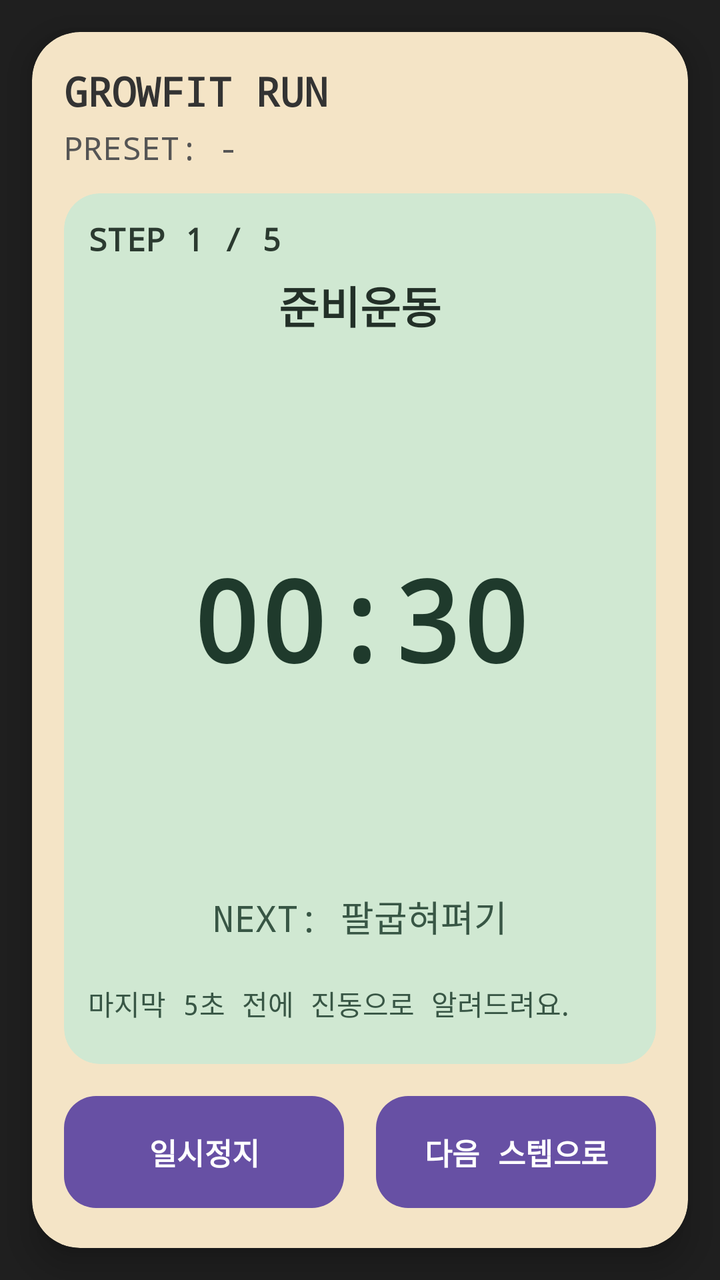
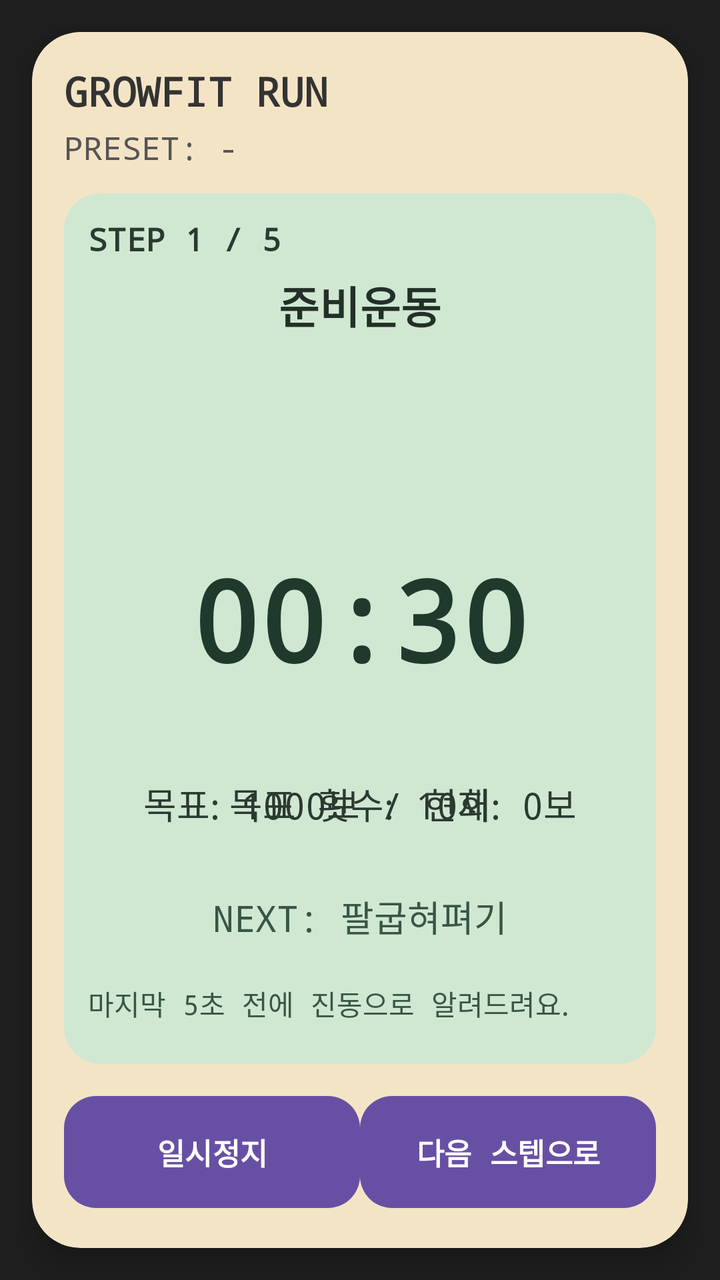

The first picture is an Android layout as it rendered before a commit; the second is the same layout after the commit. The layout source and the unified diff follow.
<!-- AndroidManifest.xml: application theme Theme.GrowFit -->
<!-- res/layout/fragment_run.xml -->
<?xml version="1.0" encoding="utf-8"?>
<androidx.constraintlayout.widget.ConstraintLayout
    xmlns:android="http://schemas.android.com/apk/res/android"
    xmlns:app="http://schemas.android.com/apk/res-auto"
    android:layout_width="match_parent"
    android:layout_height="match_parent"
    android:background="#1F1F1F">

    
    <ProgressBar
        android:id="@+id/progressLoading"
        style="@android:style/Widget.DeviceDefault.Light.ProgressBar.Large"
        android:layout_width="48dp"
        android:layout_height="48dp"
        android:visibility="gone"
        app:layout_constraintTop_toTopOf="parent"
        app:layout_constraintBottom_toBottomOf="parent"
        app:layout_constraintStart_toStartOf="parent"
        app:layout_constraintEnd_toEndOf="parent" />

    
    <androidx.cardview.widget.CardView
        android:id="@+id/deviceFrame"
        android:layout_width="0dp"
        android:layout_height="0dp"
        android:layout_margin="16dp"
        android:backgroundTint="#F4E4C6"
        app:cardCornerRadius="24dp"
        app:cardElevation="10dp"
        app:layout_constraintTop_toTopOf="parent"
        app:layout_constraintBottom_toBottomOf="parent"
        app:layout_constraintStart_toStartOf="parent"
        app:layout_constraintEnd_toEndOf="parent">

        <androidx.constraintlayout.widget.ConstraintLayout
            android:id="@+id/groupContent"
            android:layout_width="match_parent"
            android:layout_height="match_parent"
            android:padding="16dp">

            
            <TextView
                android:id="@+id/txtLogo"
                android:layout_width="wrap_content"
                android:layout_height="wrap_content"
                android:text="GROWFIT RUN"
                android:textSize="20sp"
                android:textStyle="bold"
                android:fontFamily="monospace"
                android:textColor="#333333"
                app:layout_constraintTop_toTopOf="parent"
                app:layout_constraintStart_toStartOf="parent" />

            
            <TextView
                android:id="@+id/textPresetName"
                android:layout_width="0dp"
                android:layout_height="wrap_content"
                android:layout_marginTop="4dp"
                android:text="PRESET: -"
                android:textSize="16sp"
                android:fontFamily="monospace"
                android:textColor="#555555"
                app:layout_constraintTop_toBottomOf="@id/txtLogo"
                app:layout_constraintStart_toStartOf="parent"
                app:layout_constraintEnd_toEndOf="parent" />

            
            <LinearLayout
                android:id="@+id/buttonRow"
                android:layout_width="0dp"
                android:layout_height="wrap_content"
                android:layout_marginTop="12dp"
                android:layout_marginBottom="4dp"
                android:gravity="center"
                android:orientation="horizontal"
                app:layout_constraintBottom_toBottomOf="parent"
                app:layout_constraintStart_toStartOf="parent"
                app:layout_constraintEnd_toEndOf="parent">

                <Button
                    android:id="@+id/btnPause"
                    android:layout_width="0dp"
                    android:layout_height="56dp"
                    android:layout_marginEnd="8dp"
                    android:layout_weight="1"
                    android:text="일시정지"
                    android:textStyle="bold"
                    android:textSize="15sp"
                    android:fontFamily="monospace"
                    android:textColor="#FFFFFF"
                    android:background="@drawable/bg_btn_start" />

                <Button
                    android:id="@+id/btnNextStep"
                    android:layout_width="0dp"
                    android:layout_height="56dp"
                    android:layout_marginStart="8dp"
                    android:layout_weight="1"
                    android:text="다음 스텝으로"
                    android:textStyle="bold"
                    android:textSize="15sp"
                    android:fontFamily="monospace"
                    android:textColor="#FFFFFF"
                    android:background="@drawable/bg_btn_start" />
            </LinearLayout>

            
            <androidx.cardview.widget.CardView
                android:id="@+id/lcdScreen"
                android:layout_width="0dp"
                android:layout_height="0dp"
                android:layout_marginTop="12dp"
                android:layout_marginBottom="16dp"
                android:backgroundTint="#D0E8D2"
                app:cardCornerRadius="18dp"
                app:layout_constraintTop_toBottomOf="@id/textPresetName"
                app:layout_constraintBottom_toTopOf="@id/buttonRow"
                app:layout_constraintStart_toStartOf="parent"
                app:layout_constraintEnd_toEndOf="parent">

                <androidx.constraintlayout.widget.ConstraintLayout
                    android:layout_width="match_parent"
                    android:layout_height="match_parent"
                    android:padding="12dp">

                    
                    <TextView
                        android:id="@+id/textStepTitle"
                        android:layout_width="0dp"
                        android:layout_height="wrap_content"
                        android:text="STEP 1 / 5"
                        android:textSize="16sp"
                        android:textStyle="bold"
                        android:fontFamily="monospace"
                        android:textColor="#2B3A30"
                        android:ellipsize="end"
                        android:maxLines="1"
                        app:layout_constraintTop_toTopOf="parent"
                        app:layout_constraintStart_toStartOf="parent"
                        app:layout_constraintEnd_toEndOf="parent" />

                    
                    <TextView
                        android:id="@+id/textStepName"
                        android:layout_width="0dp"
                        android:layout_height="wrap_content"
                        android:layout_marginTop="6dp"
                        android:text="준비운동"
                        android:textSize="22sp"
                        android:textStyle="bold"
                        android:fontFamily="monospace"
                        android:textColor="#233028"
                        android:gravity="center"
                        app:layout_constraintTop_toBottomOf="@id/textStepTitle"
                        app:layout_constraintStart_toStartOf="parent"
                        app:layout_constraintEnd_toEndOf="parent" />

                    
                    <TextView
                        android:id="@+id/textStepDetail"
                        android:layout_width="0dp"
                        android:layout_height="wrap_content"
                        android:text=""
                        android:textSize="14sp"
                        android:fontFamily="monospace"
                        android:textColor="#385645"
                        android:layout_marginTop="4dp"
                        app:layout_constraintTop_toBottomOf="@id/textStepName"
                        app:layout_constraintStart_toStartOf="parent"
                        app:layout_constraintEnd_toEndOf="parent" />

                    
                    <TextView
                        android:id="@+id/textTimer"
                        android:layout_width="wrap_content"
                        android:layout_height="wrap_content"
                        android:text="00:30"
                        android:textSize="56sp"
                        android:textStyle="bold"
                        android:fontFamily="monospace"
                        android:textColor="#1F3A2C"
                        app:layout_constraintTop_toBottomOf="@id/textStepDetail"
                        app:layout_constraintBottom_toTopOf="@id/textNextStepInfo"
                        app:layout_constraintStart_toStartOf="parent"
                        app:layout_constraintEnd_toEndOf="parent"
                        app:layout_constraintVertical_bias="0.45" />

                    
                    <TextView
                        android:id="@+id/textWalkInfo"
                        android:layout_width="0dp"
                        android:layout_height="wrap_content"
                        android:text="목표: 1000보 / 현재: 0보"
                        android:textSize="18sp"
                        android:fontFamily="monospace"
                        android:textColor="#2B3A30"
                        android:gravity="center"
                        android:visibility="gone"
                        android:layout_marginTop="12dp"
                        app:layout_constraintTop_toBottomOf="@id/textTimer"
                        app:layout_constraintStart_toStartOf="parent"
                        app:layout_constraintEnd_toEndOf="parent"
                        app:layout_constraintBottom_toTopOf="@id/textNextStepInfo" />

                    
                    <TextView
                        android:id="@+id/textCountInfo"
                        android:layout_width="0dp"
                        android:layout_height="wrap_content"
                        android:text="목표 횟수: 10회"
                        android:textSize="18sp"
                        android:fontFamily="monospace"
                        android:textColor="#2B3A30"
                        android:gravity="center"
                        android:visibility="gone"
                        android:layout_marginTop="12dp"
                        app:layout_constraintTop_toBottomOf="@id/textTimer"
                        app:layout_constraintStart_toStartOf="parent"
                        app:layout_constraintEnd_toEndOf="parent"
                        app:layout_constraintBottom_toTopOf="@id/textNextStepInfo" />

                    
                    <TextView
                        android:id="@+id/textNextStepInfo"
                        android:layout_width="0dp"
                        android:layout_height="wrap_content"
                        android:text="NEXT: 팔굽혀펴기"
                        android:textSize="18sp"
                        android:fontFamily="monospace"
                        android:textColor="#385645"
                        android:gravity="center"
                        android:layout_marginTop="12dp"
                        android:layout_marginBottom="20dp"
                        app:layout_constraintStart_toStartOf="parent"
                        app:layout_constraintEnd_toEndOf="parent"
                        app:layout_constraintBottom_toTopOf="@id/textGuide" />

                    
                    <TextView
                        android:id="@+id/textGuide"
                        android:layout_width="0dp"
                        android:layout_height="wrap_content"
                        android:text="마지막 5초 전에 진동으로 알려드려요."
                        android:textSize="14sp"
                        android:fontFamily="monospace"
                        android:textColor="#385645"
                        android:layout_marginBottom="8dp"
                        app:layout_constraintStart_toStartOf="parent"
                        app:layout_constraintEnd_toEndOf="parent"
                        app:layout_constraintBottom_toBottomOf="parent" />

                </androidx.constraintlayout.widget.ConstraintLayout>
            </androidx.cardview.widget.CardView>

        </androidx.constraintlayout.widget.ConstraintLayout>
    </androidx.cardview.widget.CardView>

</androidx.constraintlayout.widget.ConstraintLayout>
<!-- resources referenced by this layout -->
<resources>
  <!-- drawable bg_btn_start (drawable) -->
  <shape xmlns:android="http://schemas.android.com/apk/res/android">
      <corners android:radius="16dp" />
      <solid android:color="#F26B6B" />
      <padding
          android:left="8dp"
          android:top="8dp"
          android:right="8dp"
          android:bottom="8dp" />
  </shape>
  <style name="Theme.GrowFit" parent="Theme.Material3.DayNight.NoActionBar">
          
          
      </style>
</resources>

<!-- the commit's change to res/layout/fragment_run.xml (unified diff, before → after) -->
@@ -69,7 +69,7 @@
             <LinearLayout
                 android:id="@+id/buttonRow"
                 android:layout_width="0dp"
-                android:layout_height="wrap_content"
+                android:layout_height="56dp"
                 android:layout_marginTop="12dp"
                 android:layout_marginBottom="4dp"
                 android:gravity="center"
@@ -78,11 +78,11 @@
                 app:layout_constraintStart_toStartOf="parent"
                 app:layout_constraintEnd_toEndOf="parent">
 
+                
                 <Button
                     android:id="@+id/btnPause"
                     android:layout_width="0dp"
-                    android:layout_height="56dp"
-                    android:layout_marginEnd="8dp"
+                    android:layout_height="match_parent"
                     android:layout_weight="1"
                     android:text="일시정지"
                     android:textStyle="bold"
@@ -91,11 +91,11 @@
                     android:textColor="#FFFFFF"
                     android:background="@drawable/bg_btn_start" />
 
+                
                 <Button
                     android:id="@+id/btnNextStep"
                     android:layout_width="0dp"
-                    android:layout_height="56dp"
-                    android:layout_marginStart="8dp"
+                    android:layout_height="match_parent"
                     android:layout_weight="1"
                     android:text="다음 스텝으로"
                     android:textStyle="bold"
@@ -125,6 +125,8 @@
                     android:padding="12dp">
 
                     
+
+                    
                     <TextView
                         android:id="@+id/textStepTitle"
                         android:layout_width="0dp"
@@ -250,6 +252,119 @@
                         app:layout_constraintEnd_toEndOf="parent"
                         app:layout_constraintBottom_toBottomOf="parent" />
 
+                    
+                    <androidx.constraintlayout.widget.Group
+                        android:id="@+id/groupRunMode"
+                        android:layout_width="wrap_content"
+                        android:layout_height="wrap_content"
+                        app:constraint_referenced_ids="textStepTitle,textStepName,textStepDetail,textTimer,textWalkInfo,textCountInfo,textNextStepInfo,textGuide" />
+
+                    
+                    <LinearLayout
+                        android:id="@+id/layoutComplete"
+                        android:layout_width="0dp"
+                        android:layout_height="0dp"
+                        android:orientation="vertical"
+                        android:gravity="center_horizontal"
+                        android:paddingStart="20dp"
+                        android:paddingEnd="20dp"
+                        android:paddingTop="24dp"
+                        android:paddingBottom="24dp"
+                        android:visibility="gone"
+                        app:layout_constraintTop_toTopOf="parent"
+                        app:layout_constraintBottom_toBottomOf="parent"
+                        app:layout_constraintStart_toStartOf="parent"
+                        app:layout_constraintEnd_toEndOf="parent">
+
+                        
+                        <TextView
+                            android:id="@+id/textCompleteTitle"
+                            android:layout_width="wrap_content"
+                            android:layout_height="wrap_content"
+                            android:text="운동 완료!"
+                            android:textSize="32sp"
+                            android:textStyle="bold"
+                            android:fontFamily="monospace"
+                            android:textColor="#2B3A30"
+                            android:layout_marginBottom="16dp" />
+
+                        
+                        <Space
+                            android:layout_width="0dp"
+                            android:layout_height="0dp"
+                            android:layout_weight="1" />
+
+                        
+                        <LinearLayout
+                            android:id="@+id/layoutRewardBox"
+                            android:layout_width="match_parent"
+                            android:layout_height="wrap_content"
+                            android:orientation="vertical"
+                            android:gravity="center_horizontal"
+                            android:padding="8dp">
+
+                            
+                            <TextView
+                                android:id="@+id/textCompleteRewardLabel"
+                                android:layout_width="match_parent"
+                                android:layout_height="wrap_content"
+                                android:text="오늘의 보상"
+                                android:textSize="24sp"
+                                android:textStyle="bold"
+                                android:fontFamily="monospace"
+                                android:textColor="#506050"
+                                android:gravity="center"
+                                android:layout_marginBottom="8dp" />
+
+                            
+                            <TextView
+                                android:id="@+id/textCompleteRewardMessage"
+                                android:layout_width="match_parent"
+                                android:layout_height="wrap_content"
+                                android:text="오늘 보상은 이미 받았어요."
+                                android:textSize="18sp"
+                                android:fontFamily="monospace"
+                                android:textColor="#2B3A30"
+                                android:gravity="center" />
+                        </LinearLayout>
+
+                        
+                        <Space
+                            android:layout_width="0dp"
+                            android:layout_height="0dp"
+                            android:layout_weight="1" />
+
+                        
+                        <TextView
+                            android:id="@+id/textCompleteStreak"
+                            android:layout_width="match_parent"
+                            android:layout_height="wrap_content"
+                            android:text="오늘부터 1일차! 좋은 시작이에요."
+                            android:textSize="16sp"
+                            android:fontFamily="monospace"
+                            android:textColor="#2B3A30"
+                            android:gravity="center"
+                            android:layout_marginBottom="12dp" />
+
+                        
+                        <TextView
+                            android:id="@+id/textCompleteComment"
+                            android:layout_width="match_parent"
+                            android:layout_height="wrap_content"
+                            android:text="오늘은 이미 멋지게 해냈어요. 내일도 같이 해봐요!"
+                            android:textSize="15sp"
+                            android:fontFamily="monospace"
+                            android:textColor="#385645"
+                            android:gravity="center" />
+
+                        
+                        <Space
+                            android:layout_width="0dp"
+                            android:layout_height="0dp"
+                            android:layout_weight="1" />
+
+                    </LinearLayout>
+
                 </androidx.constraintlayout.widget.ConstraintLayout>
             </androidx.cardview.widget.CardView>
 
